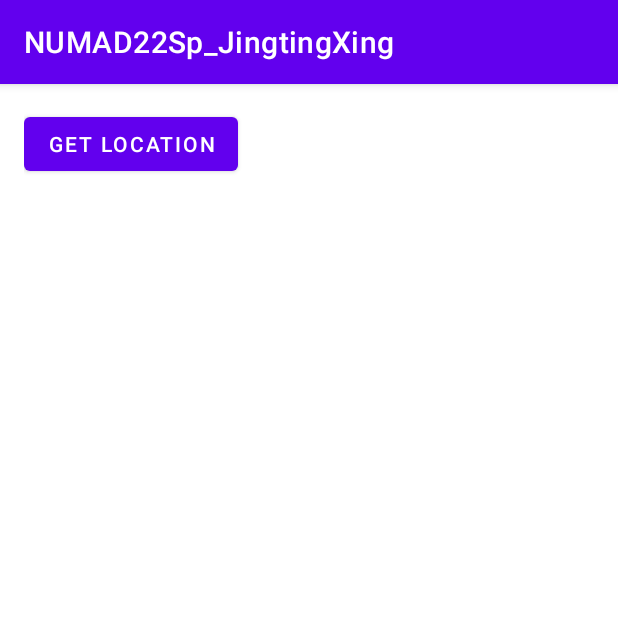
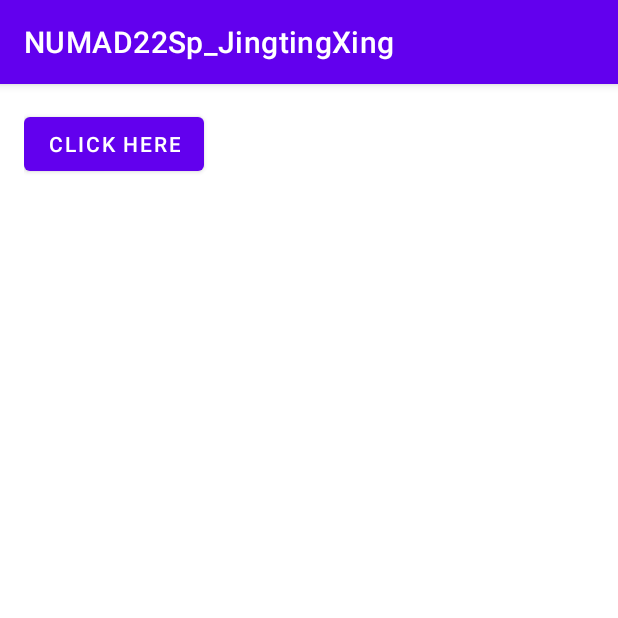
Before and after one commit to Jingting-X/Android_Dev, an Android app: the LocatorActivity screen opened directly, with no data from a screen before it, on a phone screen of 412 x 824 dp, the top half of it. Run offline under Robolectric (Android 15) with nearby library versions, the phone set to English and light mode, and no system bars.

Commit message:
A5 Locator version2: modify UI

```diff
--- a/app/src/main/res/layout/activity_locator.xml
+++ b/app/src/main/res/layout/activity_locator.xml
@@ -14,7 +14,7 @@
         android:id="@+id/btnGetLocation"
         android:layout_width="wrap_content"
         android:layout_height="wrap_content"
-        android:text="Get Location"
+        android:text="Click Here"
         app:layout_constraintEnd_toEndOf="parent"
         app:layout_constraintHorizontal_bias="0.5"
         app:layout_constraintStart_toStartOf="parent"
@@ -31,7 +31,10 @@
             android:id="@+id/latitude"
             android:layout_width="0dp"
             android:layout_weight="1"
-            android:layout_height="wrap_content" />
+            android:layout_height="wrap_content"
+            android:textColor="@color/purple_500"
+            android:textSize="16dp"
+            android:textStyle="italic" />
 
     </LinearLayout>
 
@@ -46,7 +49,10 @@
             android:id="@+id/longitude"
             android:layout_width="0dp"
             android:layout_weight="1"
-            android:layout_height="wrap_content" />
+            android:layout_height="wrap_content"
+            android:textColor="@color/purple_500"
+            android:textSize="16dp"
+            android:textStyle="italic" />
 
     </LinearLayout>
 
--- a/app/src/main/res/layout/activity_main.xml
+++ b/app/src/main/res/layout/activity_main.xml
@@ -55,7 +55,7 @@
         android:id="@+id/btnLocator"
         android:layout_width="wrap_content"
         android:layout_height="wrap_content"
-        android:text="earth"
+        android:text="Get Location"
         app:layout_constraintBottom_toBottomOf="parent"
         app:layout_constraintEnd_toEndOf="parent"
         app:layout_constraintHorizontal_bias="0.5"
```
Also changed, not shown: app/src/main/java/edu/neu/numad22sp_jingtingxing/LocatorActivity.java (+13 -13 lines).
